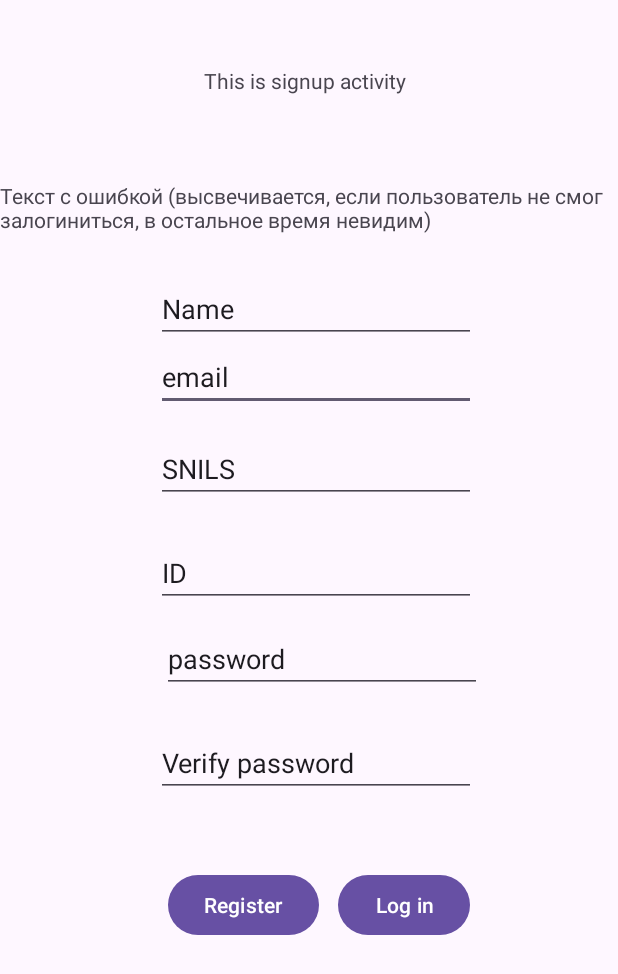
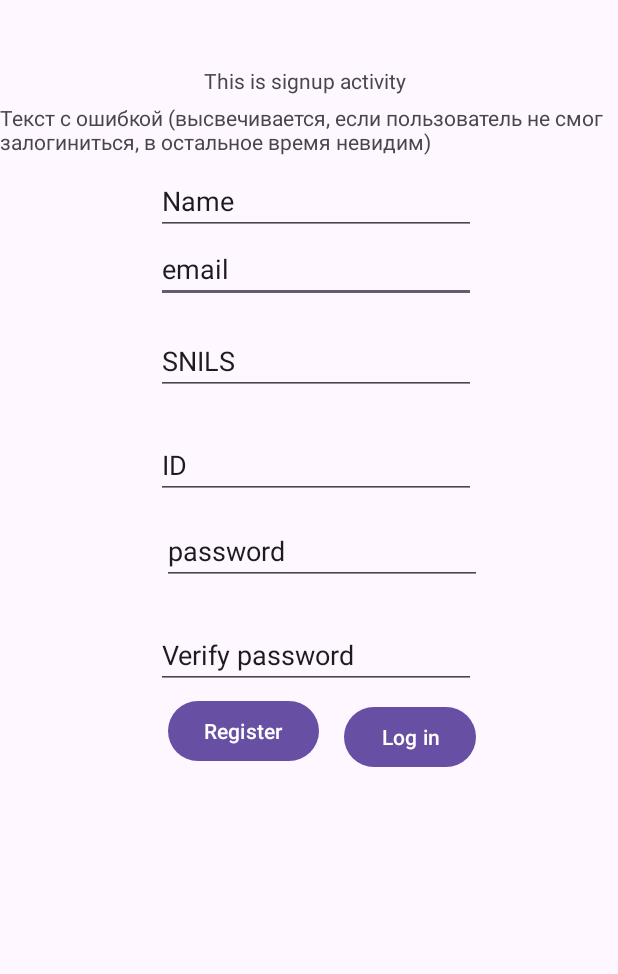
Before and after one commit to 10zz/LK_University, an Android app: the SignUpActivity screen opened directly, with no data from a screen before it, on a phone screen of 412 x 824 dp. Shown: the top 974 px of the screen. Run offline under Robolectric (Android 15) with nearby library versions, the phone set to English and light mode, and no system bars.

Commit message:
Refactored methods for new PHP scripts from December 18.

```diff
--- a/app/src/main/java/com/courseproject/mlkuniversity/main_ui_fragments/study_fragment/StudyFragment.java
+++ b/app/src/main/java/com/courseproject/mlkuniversity/main_ui_fragments/study_fragment/StudyFragment.java
@@ -58,6 +58,7 @@ public class StudyFragment extends Fragment
                 JSONObject object = responseArr.getJSONObject(i);
                 studyListItems.add(new StudyListItem(object.getString("title"),
                         object.getString("description"),
+                        object.getString("link"),
                         request.BitmapGetRequest(this.getContext(), object.getString("icon_path"))
                 ));
             }
--- a/app/src/main/res/layout/activity_sign_up.xml
+++ b/app/src/main/res/layout/activity_sign_up.xml
@@ -15,14 +15,15 @@
         android:text="Текст с ошибкой (высвечивается, если пользователь не смог залогиниться, в остальное время невидим)"
         app:layout_constraintBottom_toTopOf="@+id/emailEditText"
         app:layout_constraintStart_toStartOf="parent"
-        app:layout_constraintTop_toBottomOf="@+id/textView" />
+        app:layout_constraintTop_toBottomOf="@+id/textView"
+        app:layout_constraintVertical_bias="0.122" />
 
     <Button
         android:id="@+id/loginButton"
         android:layout_width="wrap_content"
         android:layout_height="wrap_content"
-        android:layout_marginTop="48dp"
-        android:layout_marginEnd="8dp"
+        android:layout_marginTop="8dp"
+        android:layout_marginEnd="4dp"
         android:text="Log in"
         app:layout_constraintEnd_toEndOf="@+id/passwordEditText"
         app:layout_constraintTop_toBottomOf="@+id/verifyPasswordEditText" />
@@ -43,7 +44,7 @@
         android:layout_width="wrap_content"
         android:layout_height="wrap_content"
         android:layout_marginStart="4dp"
-        android:layout_marginTop="48dp"
+        android:layout_marginTop="4dp"
         android:text="Register"
         app:layout_constraintStart_toStartOf="@+id/passwordEditText"
         app:layout_constraintTop_toBottomOf="@+id/verifyPasswordEditText" />
@@ -111,7 +112,7 @@
         android:layout_width="wrap_content"
         android:layout_height="wrap_content"
         android:layout_marginStart="104dp"
-        android:layout_marginTop="120dp"
+        android:layout_marginTop="48dp"
         android:ems="10"
         android:inputType="text"
         android:text="Name"
```
Also changed, not shown: app/src/main/java/com/courseproject/mlkuniversity/main_ui_fragments/study_fragment/StudyListAdapter.java (+15 -1 lines), app/src/main/java/com/courseproject/mlkuniversity/main_ui_fragments/study_fragment/StudyListItem.java (+11 -1 lines).
